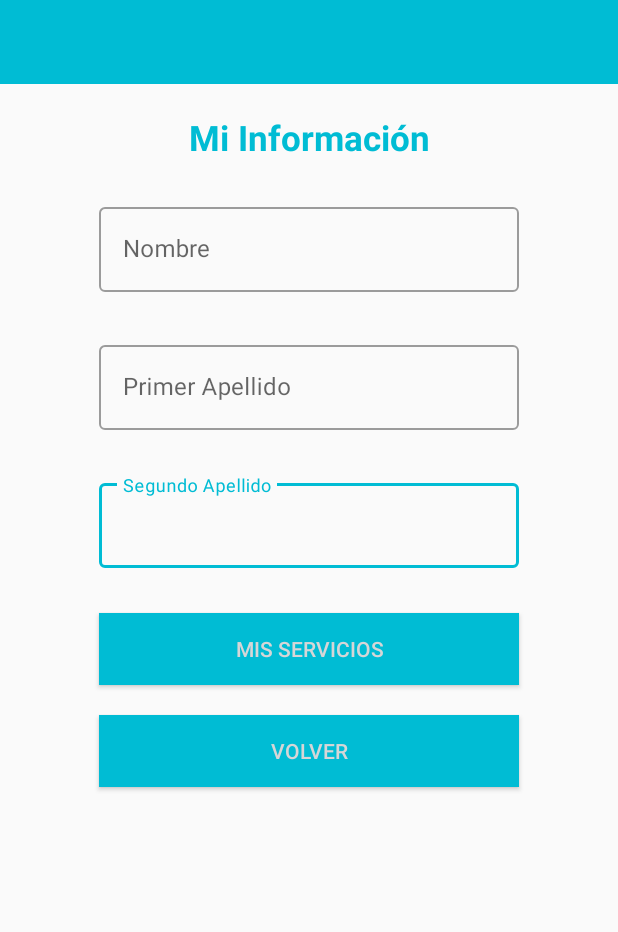
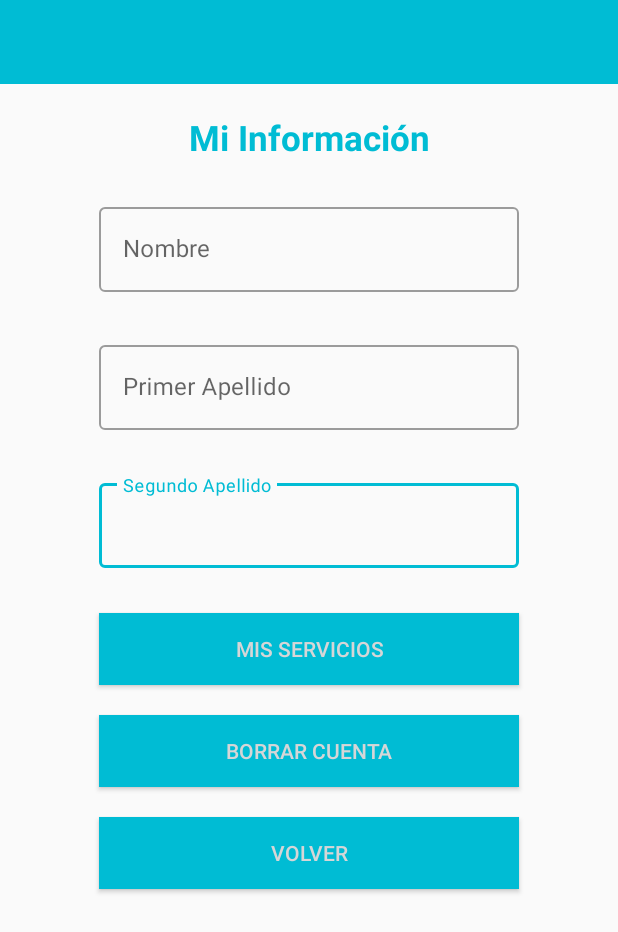
Before and after one commit to Navarrete96/appGlobal, an Android app: the MiCuentaActivity screen opened directly, with no data from a screen before it, on a phone screen of 412 x 824 dp. Shown: the top 932 px of the screen. Run offline under Robolectric (Android 15) with nearby library versions, the phone set to English and light mode, and no system bars; our stand-ins replace Firebase (no records; nobody signed in at launch, a user with empty details on screens opened directly); libraries missing offline, so code that uses them is left out: cn.pedant; Roboto replaces fonts that are not available here.

Commit message:
añadido eliminar usuario

```diff
--- a/app/src/main/AndroidManifest.xml
+++ b/app/src/main/AndroidManifest.xml
@@ -12,7 +12,8 @@
         android:roundIcon="@mipmap/ic_launcher_round"
         android:supportsRtl="true"
         android:theme="@style/AppTheme">
-        <activity android:name=".MiCuentaActivity"></activity>
+        <activity android:name=".ListaServicioActivity"></activity>
+        <activity android:name=".MiCuentaActivity" />
         <activity
             android:name=".MainActivity"
             android:label="@string/title_activity_main" />
--- a/app/src/main/java/com/example/appglobation/MiCuentaActivity.java
+++ b/app/src/main/java/com/example/appglobation/MiCuentaActivity.java
@@ -9,12 +9,17 @@ import android.view.View;
 import android.widget.Button;
 import android.widget.EditText;
 
+import com.google.android.gms.tasks.OnCompleteListener;
+import com.google.android.gms.tasks.Task;
 import com.google.firebase.auth.FirebaseAuth;
+import com.google.firebase.auth.FirebaseUser;
 import com.google.firebase.database.DataSnapshot;
 import com.google.firebase.database.DatabaseError;
 import com.google.firebase.database.DatabaseReference;
 import com.google.firebase.database.FirebaseDatabase;
 import com.google.firebase.database.ValueEventListener;
+
+import cn.pedant.SweetAlert.SweetAlertDialog;
 
 public class MiCuentaActivity extends AppCompatActivity {
 
@@ -24,7 +29,7 @@ public class MiCuentaActivity extends AppCompatActivity {
     private DatabaseReference databaseReferencePrimerApellido;
     private DatabaseReference databaseReferenceSegundoApellido;
     private FirebaseAuth firebaseAuth;
-    private Button buttonVerMisServicios, buttonVolver;
+    private Button buttonVerMisServicios, buttonVolver, buttonDelete;
 
     @Override
     protected void onCreate(Bundle savedInstanceState) {
@@ -33,12 +38,13 @@ public class MiCuentaActivity extends AppCompatActivity {
         init();
     }
 
-    public void init(){
+    public void init() {
         editTextName = findViewById(R.id.editTextNombre);
         editTextPrimerApellido = findViewById(R.id.idEditextPrimerApellido);
         editTextSegundo = findViewById(R.id.idEditextSegundoApellido);
         buttonVerMisServicios = findViewById(R.id.buttonVerMisServicios);
         buttonVolver = findViewById(R.id.buttonVolverMenu);
+        buttonDelete = findViewById(R.id.buttonDelete);
         firebaseAuth = FirebaseAuth.getInstance();
         showInformation();
 
@@ -52,22 +58,64 @@ public class MiCuentaActivity extends AppCompatActivity {
         buttonVolver.setOnClickListener(new View.OnClickListener() {
             @Override
             public void onClick(View v) {
-                HomeActivity  homeActivity = new HomeActivity();
-                Intent intent = new Intent(MiCuentaActivity.this,homeActivity.getClass());
+                HomeActivity homeActivity = new HomeActivity();
+                Intent intent = new Intent(MiCuentaActivity.this, homeActivity.getClass());
                 startActivity(intent);
                 finish();
             }
         });
+
+        buttonDelete.setOnClickListener(new View.OnClickListener() {
+            @Override
+            public void onClick(View v) {
+                alertDialogDeleteUser();
+            }
+        });
     }
 
-    public void showInformation(){
+    public void alertDialogDeleteUser() {
+        new SweetAlertDialog(MiCuentaActivity.this, SweetAlertDialog.WARNING_TYPE)
+                .setTitleText("¿Estas seguro de eliminar tu cuenta?")
+                .setConfirmText("Eliminar")
+                .setConfirmClickListener(new SweetAlertDialog.OnSweetClickListener() {
+                    @Override
+                    public void onClick(SweetAlertDialog sDialog) {
+                        sDialog.dismissWithAnimation();
+                        deleteAccount();
+                    }
+                })
+                .setCancelButton("Cancelar", new SweetAlertDialog.OnSweetClickListener() {
+                    @Override
+                    public void onClick(SweetAlertDialog sDialog) {
+                        sDialog.dismissWithAnimation();
+                    }
+                })
+                .show();
+    }
+
+    public void deleteAccount() {
+        FirebaseUser  user = FirebaseAuth.getInstance().getCurrentUser();
+        user.delete()
+                .addOnCompleteListener(new OnCompleteListener<Void>() {
+                    @Override
+                    public void onComplete(@NonNull Task<Void> task) {
+                        if(task.isSuccessful()){
+                            MainActivity mainActivity = new MainActivity();
+                            Intent intent = new Intent(MiCuentaActivity.this,mainActivity.getClass());
+                            startActivity(intent);
+                        }
+                    }
+                });
+    }
+
+    public void showInformation() {
 
         String id = firebaseAuth.getCurrentUser().getUid();
         databaseReference = FirebaseDatabase.getInstance().getReference().child("User").child(id).child("Nombre");
         databaseReference.addValueEventListener(new ValueEventListener() {
             @Override
             public void onDataChange(@NonNull DataSnapshot dataSnapshot) {
-                    editTextName.setText(dataSnapshot.getValue(String.class));
+                editTextName.setText(dataSnapshot.getValue(String.class));
             }
 
             @Override
--- a/app/src/main/res/layout/activity_home.xml
+++ b/app/src/main/res/layout/activity_home.xml
@@ -25,6 +25,7 @@
         android:gravity="center"
         android:layout_marginTop="20dp">
         <androidx.cardview.widget.CardView
+            android:id="@+id/idBuscarServicio"
             android:layout_width="160dp"
             android:layout_height="190dp"
             android:layout_margin="10dp"
--- a/app/src/main/res/layout/activity_mi_cuenta.xml
+++ b/app/src/main/res/layout/activity_mi_cuenta.xml
@@ -11,89 +11,99 @@
         android:layout_width="match_parent"
         android:layout_height="match_parent"
         android:orientation="vertical">
-        <include layout="@layout/toolbar"/>
+
+        <include layout="@layout/toolbar" />
 
         <TextView
             android:id="@+id/textView2"
             android:layout_width="match_parent"
             android:layout_height="wrap_content"
+            android:layout_marginTop="20dp"
+            android:layout_marginBottom="25dp"
             android:gravity="center"
-            android:layout_marginTop="20dp"
-            android:textStyle="bold"
+            android:text="Mi Información"
+            android:textColor="@color/colorPrimary"
             android:textSize="23sp"
-            android:textColor="@color/colorPrimary"
-            android:layout_marginBottom="25dp"
-            android:text="Mi Información" />
+            android:textStyle="bold" />
 
         <com.google.android.material.textfield.TextInputLayout
+            style="@style/Widget.MaterialComponents.TextInputLayout.OutlinedBox"
             android:layout_width="280dp"
             android:layout_height="wrap_content"
-            android:layout_gravity="center"
-            style="@style/Widget.MaterialComponents.TextInputLayout.OutlinedBox">
+            android:layout_gravity="center">
 
             <EditText
                 android:id="@+id/editTextNombre"
                 android:layout_width="match_parent"
                 android:layout_height="wrap_content"
+                android:clickable="false"
+                android:editable="false"
                 android:ems="10"
-                android:inputType="textPersonName"
-                android:editable="false"
-                android:clickable="false"
                 android:focusable="false"
-                android:hint="Nombre" />
+                android:hint="Nombre"
+                android:inputType="textPersonName" />
 
         </com.google.android.material.textfield.TextInputLayout>
 
         <com.google.android.material.textfield.TextInputLayout
+            style="@style/Widget.MaterialComponents.TextInputLayout.OutlinedBox"
             android:layout_width="280dp"
             android:layout_height="wrap_content"
             android:layout_gravity="center"
-            android:layout_marginTop="30dp"
-            style="@style/Widget.MaterialComponents.TextInputLayout.OutlinedBox">
+            android:layout_marginTop="30dp">
 
             <EditText
                 android:id="@+id/idEditextPrimerApellido"
                 android:layout_width="match_parent"
                 android:layout_height="wrap_content"
+                android:clickable="false"
+                android:editable="false"
                 android:ems="10"
-                android:editable="false"
-                android:clickable="false"
                 android:focusable="false"
-                android:inputType="textPersonName"
-                android:hint="Primer Apellido" />
+                android:hint="Primer Apellido"
+                android:inputType="textPersonName" />
 
         </com.google.android.material.textfield.TextInputLayout>
 
         <com.google.android.material.textfield.TextInputLayout
+            style="@style/Widget.MaterialComponents.TextInputLayout.OutlinedBox"
             android:layout_width="280dp"
             android:layout_height="wrap_content"
             android:layout_gravity="center"
-            android:layout_marginTop="30dp"
-            style="@style/Widget.MaterialComponents.TextInputLayout.OutlinedBox">
+            android:layout_marginTop="30dp">
 
             <EditText
                 android:id="@+id/idEditextSegundoApellido"
                 android:layout_width="match_parent"
                 android:layout_height="wrap_content"
                 android:ems="10"
-                android:inputType="textPersonName"
-                android:hint="Segundo Apellido" />
+                android:hint="Segundo Apellido"
+                android:inputType="textPersonName" />
 
         </com.google.android.material.textfield.TextInputLayout>
 
         <Button
             android:id="@+id/buttonVerMisServicios"
             android:layout_width="280dp"
+            android:layout_height="wrap_content"
             android:layout_gravity="center"
             android:layout_marginTop="30dp"
+            android:background="@color/colorPrimary"
+            android:clickable="false"
+            android:editable="false"
+            android:focusable="false"
+            android:text="Mis Servicios"
+            android:textColor="@color/button_text_color" />
+
+        <Button
+            android:id="@+id/buttonDelete"
+            android:layout_width="280dp"
             android:layout_height="wrap_content"
-            android:text="Mis Servicios"
-            android:editable="false"
-            android:clickable="false"
-            android:focusable="false"
-            android:textColor="@color/button_text_color"
+            android:layout_gravity="center"
+            android:layout_marginTop="20dp"
             android:background="@color/colorPrimary"
-        />
+            android:text="Borrar Cuenta"
+            android:textColor="@color/button_text_color" />
 
         <Button
             android:id="@+id/buttonVolverMenu"
@@ -101,9 +111,10 @@
             android:layout_height="wrap_content"
             android:layout_gravity="center"
             android:layout_marginTop="20dp"
-            android:textColor="@color/button_text_color"
             android:background="@color/colorPrimary"
-            android:text="Volver" />
+            android:text="Volver"
+            android:textColor="@color/button_text_color" />
+
 
     </LinearLayout>
 </androidx.coordinatorlayout.widget.CoordinatorLayout>
--- a/build.gradle
+++ b/build.gradle
@@ -7,7 +7,7 @@ buildscript {
 
     }
     dependencies {
-        classpath 'com.android.tools.build:gradle:3.5.1'
+        classpath 'com.android.tools.build:gradle:3.5.2'
         classpath 'com.google.gms:google-services:4.3.2'
         // NOTE: Do not place your application dependencies here; they belong
         // in the individual module build.gradle files
```
Also changed, not shown: app/src/main/java/com/example/appglobation/HomeActivity.java (+11 -0 lines), app/src/main/java/com/example/appglobation/ListaServicioActivity.java (added, +17 -0 lines), app/src/main/res/layout/activity_lista_servicio.xml (added, +15 -0 lines).
